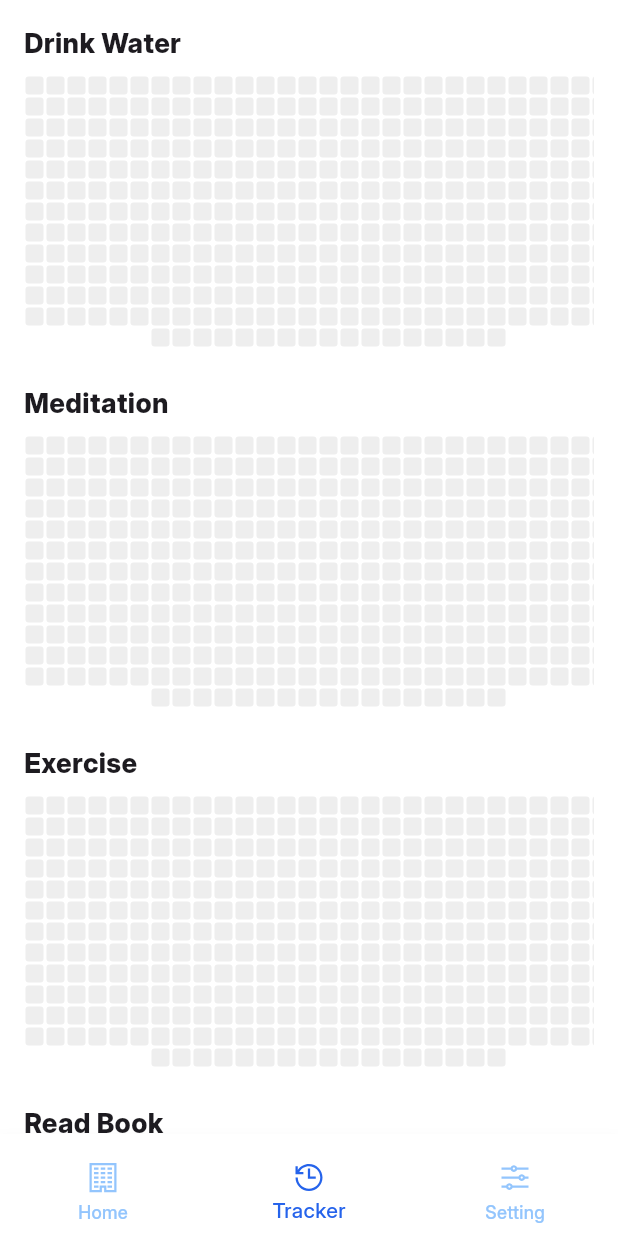
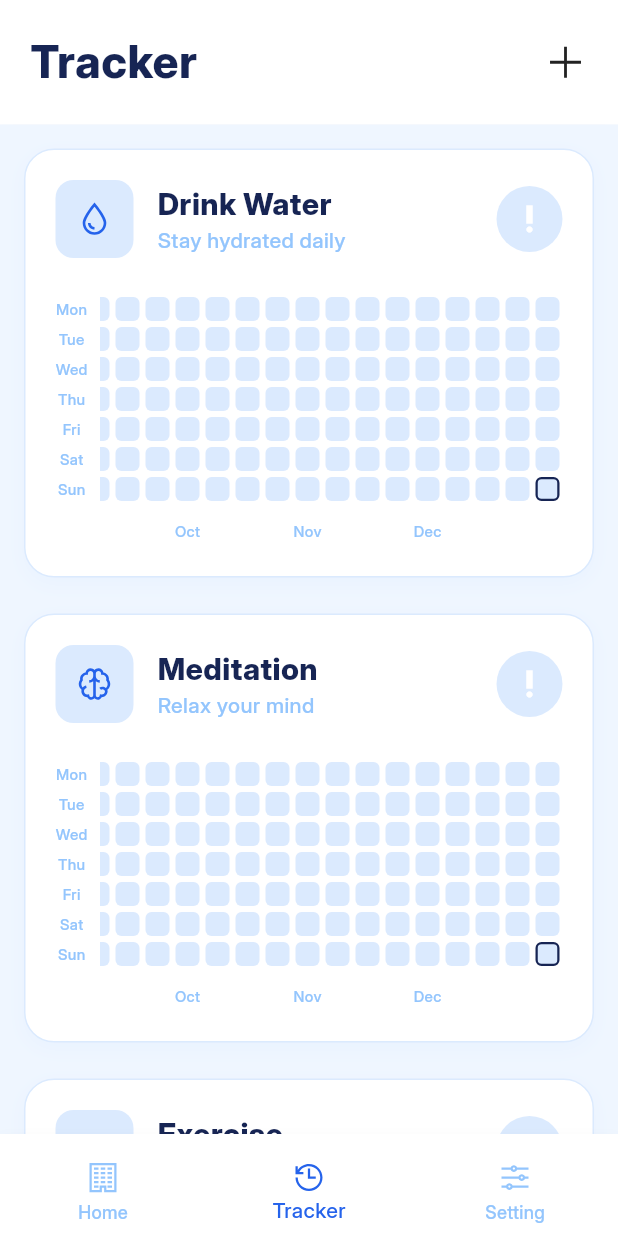
Before and after one commit to Ming-99s/Steady---flutter_final_Project, a Flutter app: the Home screen opened directly, item 2 of the bottom bar chosen, on a phone screen of 412 x 824 dp. Run offline on Flutter 3.47's test engine with Material 3 defaults, Android fonts, the light colour scheme and no system bars; our stand-ins replace device_preview, hive, hive_flutter, line_awesome_flutter, percent_indicator, shared_preferences; accounts and stored records are empty; project files that could hold a hidden picture were left out.

Commit message:
add tracker done

```diff
--- a/lib/screens/home.dart
+++ b/lib/screens/home.dart
@@ -58,12 +58,7 @@ class _HomeState extends State<Home> {
         ),
         child: Material(
           type: MaterialType.transparency,
-          child: Theme(
-            data: Theme.of(context).copyWith(
-              splashFactory: NoSplash.splashFactory, // removes ripple
-              highlightColor: Colors.transparent, // removes highlight
-            ),
-            child: BottomNavigationBar(
+          child:  BottomNavigationBar(
               enableFeedback: false,
               backgroundColor: Colors.transparent,
               elevation: 0,
@@ -93,7 +88,7 @@ class _HomeState extends State<Home> {
             ),
           ),
         ),
-      ),
+
     );
   }
 }
--- a/lib/screens/tab/HomeScreen.dart
+++ b/lib/screens/tab/HomeScreen.dart
@@ -21,7 +21,6 @@ class _HomescreenState extends State<Homescreen> {
     return SafeArea(
       child: Column(
         children: [
-          // Top bar-like section
           Container(
             width: double.infinity,
             padding: const EdgeInsets.symmetric(horizontal: 20, vertical: 20),
--- a/lib/screens/tab/TrackerScreen.dart
+++ b/lib/screens/tab/TrackerScreen.dart
@@ -1,40 +1,79 @@
 import 'package:flutter/material.dart';
-import '../../widgets/habit_heatmap.dart';
 import '../../models/habit.dart';
+import '../../widgets/habitProgress.dart';
+import '../../theme/appColor.dart';
+import 'package:line_awesome_flutter/line_awesome_flutter.dart';
 
 class Trackerscreen extends StatelessWidget {
-  final List<Habit> habits; // multiple habits
+  final List<Habit> habits;
 
-  const Trackerscreen({super.key, required this.habits});
+  const Trackerscreen({
+    super.key,
+    required this.habits,
+  });
 
   @override
   Widget build(BuildContext context) {
     return SafeArea(
-      child: SingleChildScrollView(
-        padding: const EdgeInsets.all(16),
-        child: Column(
-          crossAxisAlignment: CrossAxisAlignment.start,
-          children: habits.map((habit) {
-            return Column(
+      child: Column(
+        children: [
+          Container(
+            width: double.infinity,
+            padding: const EdgeInsets.symmetric(horizontal: 20, vertical: 20),
+            decoration: BoxDecoration(
+              color: AppColors.secondary, // background like appbar
+              boxShadow: [
+                BoxShadow(
+                  color: const Color.fromARGB(13, 73, 72, 72),
+                  blurRadius: 10,
+                  spreadRadius: 2,
+                  offset: Offset(0, 5), // shadow downwards
+                ),
+              ],
+            ),
+            child: Column(
               crossAxisAlignment: CrossAxisAlignment.start,
               children: [
-                Text(
-                  habit.title,
-                  style: const TextStyle(
-                    fontSize: 18,
-                    fontWeight: FontWeight.bold,
-                  ),
+                Row(
+                  mainAxisAlignment: MainAxisAlignment.spaceBetween,
+                  children: [
+                    Column(
+                      crossAxisAlignment: CrossAxisAlignment.start,
+                      children: const [
+                        Text(
+                          'Tracker',
+                          style: TextStyle(
+                            color: AppColors.textPrimary,
+                            fontWeight: FontWeight.w800,
+                            fontSize: 30,
+                          ),
+                        ),
+                      ],
+                    ),
+                    Icon(LineAwesomeIcons.plus_solid,size: 30,fontWeight: FontWeight.w900,)
+                  ],
                 ),
-                const SizedBox(height: 8),
-                SingleChildScrollView(
-                  scrollDirection: Axis.horizontal,
-                  child: HabitHeatmap(habit: habit), // your heatmap widget
+              ],
+            ),
+          ),
+
+          Expanded(
+            child: Container(
+              color: AppColors.background,
+              child: SingleChildScrollView(
+                padding: const EdgeInsets.all(16),
+                child: Column(
+                  children: habits.map((habit) {
+                    return Padding(
+                      padding: const EdgeInsets.only(bottom: 24),
+                      child: Habitprogress(habit: habit),
+                    );
+                  }).toList(),
                 ),
-                const SizedBox(height: 24),
-              ],
-            );
-          }).toList(),
-        ),
+              ),
+            ),
+          ),
+        ],
       ),
     );
   }
--- /dev/null
+++ b/lib/widgets/habitProgress.dart
@@ -0,0 +1,307 @@
+import 'package:flutter/material.dart';
+import 'package:intl/intl.dart';
+import 'package:steady/utils/iconData.dart';
+import '../models/habit.dart';
+import '../repository/repoDialyGlobal.dart';
+import '../theme/appColor.dart';
+
+class Habitprogress extends StatefulWidget {
+  final Habit habit;
+
+  const Habitprogress({super.key, required this.habit});
+
+  @override
+  State<Habitprogress> createState() => _HabitprogressState();
+}
+
+class _HabitprogressState extends State<Habitprogress> {
+  final repo = dailyProgressRepo;
+  Map<DateTime, int> _progressMap = {};
+
+  @override
+  void initState() {
+    super.initState();
+    WidgetsBinding.instance.addPostFrameCallback((_) {
+      _loadProgress();
+      repo.addListener(_loadProgress);
+    });
+  }
+
+  @override
+  void dispose() {
+    repo.removeListener(_loadProgress);
+    super.dispose();
+  }
+
+  void _loadProgress() {
+    final all = repo.getAllForHabit(widget.habit.habitId);
+    final map = <DateTime, int>{};
+
+    for (var p in all) {
+      final d = DateTime(p.date.year, p.date.month, p.date.day);
+      map[d] = p.completedUnits;
+    }
+
+    if (!mounted) return;
+    setState(() => _progressMap = map);
+  }
+
+  Color _getCellColor(int completed) {
+    final target = widget.habit.timePerDay;
+    if (completed == 0 || target <= 0) return AppColors.border;
+
+    final ratio = completed / target;
+    return AppColors.textSecondary.withOpacity(ratio.clamp(0.2, 0.9));
+  }
+
+  @override
+  Widget build(BuildContext context) {
+    final today = DateTime.now();
+    final todayNormalized = DateTime(today.year, today.month, today.day);
+    final startDate = DateTime(
+      widget.habit.startDate.year,
+      widget.habit.startDate.month,
+      widget.habit.startDate.day,
+    );
+
+    // If habit started today or in future, show just today
+    if (startDate.isAfter(todayNormalized)) {
+      // You can return a simple "Not started yet" message or empty grid
+      return const SizedBox.shrink();
+    }
+
+    // Find Monday of the week containing startDate
+    final int startWeekday = startDate.weekday; // 1=Monday, 7=Sunday
+    final DateTime firstMonday = startDate.subtract(Duration(days: startWeekday - 1));
+
+    // Generate weeks: oldest → newest
+    final List<List<DateTime?>> weeks = [];
+    DateTime currentMonday = firstMonday;
+
+    while (true) {
+      final week = List<DateTime?>.generate(7, (i) {
+        final day = currentMonday.add(Duration(days: i));
+        // Include only days from startDate to today (inclusive)
+        if (day.isBefore(startDate) || day.isAfter(todayNormalized)) {
+          return null;
+        }
+        return day;
+      });
+
+      // Add week only if it has at least one valid day
+      if (week.any((d) => d != null)) {
+        weeks.add(week);
+      } else {
+        break; // No more days to show
+      }
+
+      currentMonday = currentMonday.add(const Duration(days: 7));
+    }
+
+    // Stats
+    final int completionCount = _progressMap.values
+        .where((v) => v >= widget.habit.timePerDay)
+        .length;
+
+    final bool isTodayCompleted =
+        (_progressMap[todayNormalized] ?? 0) >= widget.habit.timePerDay;
+
+    return Container(
+      padding: const EdgeInsets.all(20),
+      decoration: BoxDecoration(
+        color: AppColors.secondary,
+        borderRadius: BorderRadius.circular(20),
+        border: Border.all(color: AppColors.border),
+        boxShadow: [
+          BoxShadow(
+            color: AppColors.border.withOpacity(0.3),
+            blurRadius: 10,
+            offset: const Offset(0, 4),
+          ),
+        ],
+      ),
+      child: Column(
+        crossAxisAlignment: CrossAxisAlignment.start,
+        children: [
+          // Header
+          Row(
+            children: [
+              Container(
+                padding: const EdgeInsets.all(12),
+                decoration: BoxDecoration(
+                  color: AppColors.border,
+                  borderRadius: BorderRadius.circular(12),
+                ),
+                child: Icon(
+                  iconMap[widget.habit.iconName] ?? Icons.help_outline,
+                  color: AppColors.primary,
+                  size: 28,
+                ),
+              ),
+              const SizedBox(width: 16),
+              Expanded(
+                child: Column(
+                  crossAxisAlignment: CrossAxisAlignment.start,
+                  children: [
+                    Text(
+                      widget.habit.title,
+                      style: const TextStyle(
+                        color: AppColors.textPrimary,
+                        fontSize: 20,
+                        fontWeight: FontWeight.bold,
+                      ),
+                    ),
+                    if (widget.habit.description?.isNotEmpty == true)
+                      Text(
+                        widget.habit.description!,
+                        style: const TextStyle(color: AppColors.offNav, fontSize: 14),
+                      ),
+                  ],
+                ),
+              ),
+              Column(
+                children: [
+                  Container(
+                    padding: const EdgeInsets.all(10),
+                    decoration: BoxDecoration(
+                      color: isTodayCompleted ? AppColors.textSecondary : AppColors.border,
+                      shape: BoxShape.circle,
+                    ),
+                    child: Icon(
+                      isTodayCompleted ? Icons.check : Icons.priority_high,
+                      color: Colors.white,
+                      size: 24,
+                    ),
+                  ),
+                  if (completionCount > 0)
+                    Padding(
+                      padding: const EdgeInsets.only(top: 4),
+                      child: Text(
+                        '$completionCount total',
+                        style: const TextStyle(
+                          color: AppColors.textSecondary,
+                          fontSize: 10,
+                          fontWeight: FontWeight.bold,
+                        ),
+                      ),
+                    ),
+                ],
+              ),
+            ],
+          ),
+
+          const SizedBox(height: 24),
+
+          // Heatmap Grid
+          Row(
+            crossAxisAlignment: CrossAxisAlignment.start,
+            children: [
+              // Day labels: Mon to Sun
+              Column(
+                children: List.generate(7, (i) {
+                  const days = ['Mon', 'Tue', 'Wed', 'Thu', 'Fri', 'Sat', 'Sun'];
+                  return SizedBox(
+                    height: 20,
+                    child: Align(
+                      alignment: Alignment.centerRight,
+                      child: Text(
+                        days[i],
+                        style: const TextStyle(fontSize: 10, color: AppColors.offNav),
+                      ),
+                    ),
+                  );
+                }),
+              ),
+              const SizedBox(width: 8),
+
+              // Scrollable heatmap + month labels
+              Expanded(
+                child: SingleChildScrollView(
+                  scrollDirection: Axis.horizontal,
+                  reverse: true, // Today on the far right
+                  child: Column(
+                    crossAxisAlignment: CrossAxisAlignment.start,
+                    children: [
+                      // Grid cells
+                      Row(
+                        children: weeks.map((week) {
+                          return SizedBox(
+                            width: 20,
+                            child: Column(
+                              children: List.generate(7, (dayIndex) {
+                                final date = week[dayIndex];
+                                final completed = date != null ? (_progressMap[date] ?? 0) : 0;
+                                final isToday = date != null && date.isAtSameMomentAs(todayNormalized);
+
+                                return Container(
+                                  width: 16,
+                                  height: 16,
+                                  margin: const EdgeInsets.symmetric(vertical: 2),
+                                  decoration: BoxDecoration(
+                                    color: date == null ? Colors.transparent : _getCellColor(completed),
+                                    borderRadius: BorderRadius.circular(4),
+                                    border: isToday
+                                        ? Border.all(color: AppColors.textPrimary, width: 1.5)
+                                        : null,
+                                  ),
+                                );
+                              }),
+                            ),
+                          );
+                        }).toList(),
+                      ),
+
+                      const SizedBox(height: 8),
+
+                      // Month labels - perfectly aligned and centered
+                      Row(
+                        children: weeks.map((week) {
+                          final firstDay = week.firstWhere(
+                            (d) => d != null,
+                            orElse: () => null,
+                          );
+                          if (firstDay == null) return const SizedBox(width: 20);
+
+                          final weekIndex = weeks.indexOf(week);
+                          String? label;
+
+                          if (weekIndex == 0) {
+                            label = DateFormat.MMM().format(firstDay);
+                          } else {
+                            final prevFirst = weeks[weekIndex - 1].firstWhere(
+                              (d) => d != null,
+                              orElse: () => null,
+                            );
+                            if (prevFirst != null && firstDay.month != prevFirst.month) {
+                              label = DateFormat.MMM().format(firstDay);
+                            }
+                          }
+
+                          return SizedBox(
+                            width: 20,
+                            height: 20,
+                            child: Center(
+                              child: label != null
+                                  ? Text(
+                                      label,
+                                      style: const TextStyle(
+                                        fontSize: 10,
+                                        color: AppColors.offNav,
+                                      ),
+                                    )
+                                  : null,
+                            ),
+                          );
+                        }).toList(),
+                      ),
+                    ],
+                  ),
+                ),
+              ),
+            ],
+          ),
+        ],
+      ),
+    );
+  }
+}
```
Also changed, not shown: 1 other file.
